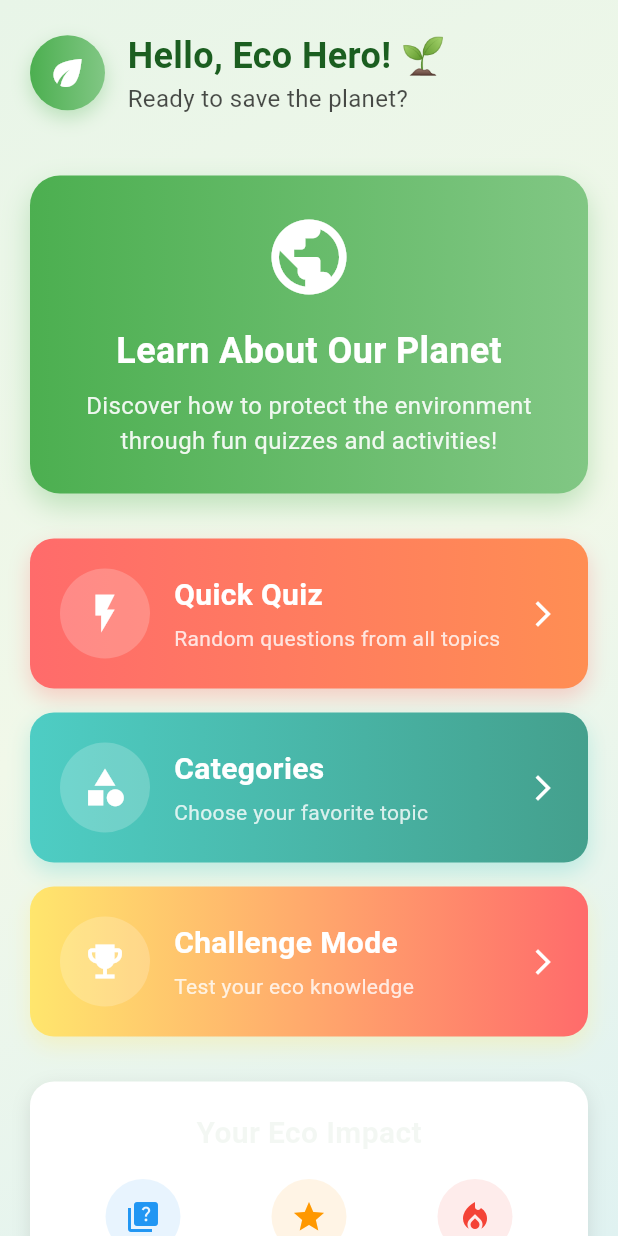
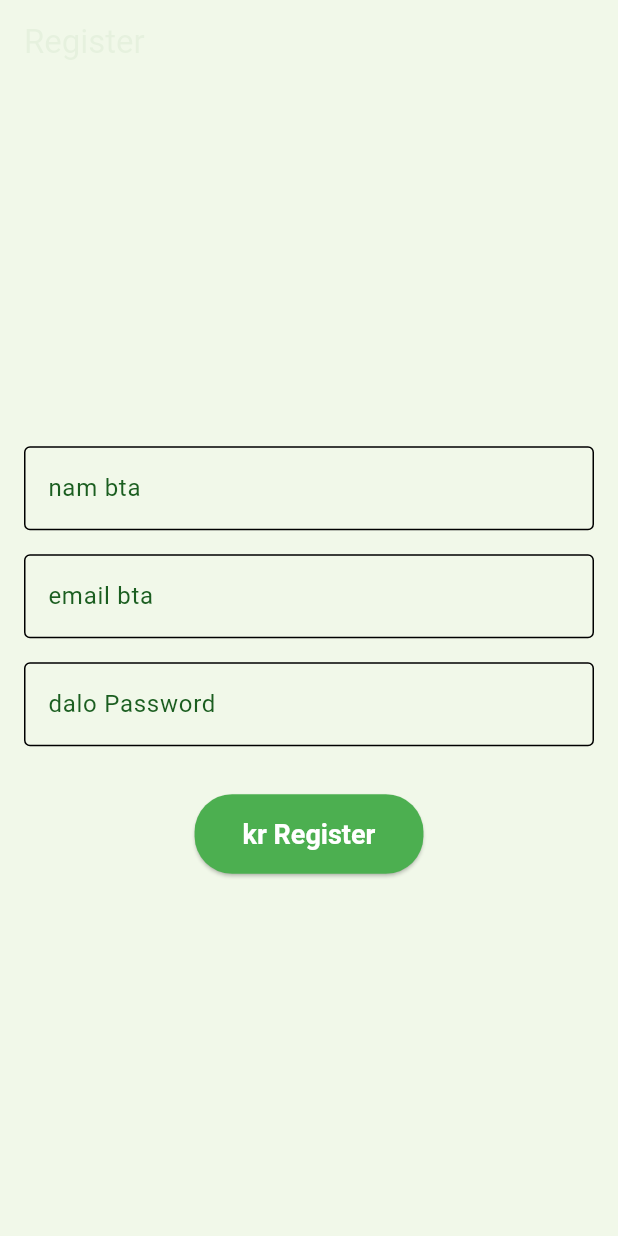
Before and after one commit to raj577/ecoquestg, a Flutter app: the screen it shows after launch, on a phone screen of 412 x 824 dp. Run offline on Flutter 3.47's test engine with Material 3 defaults, Android fonts, the phone set to English and light mode, and no system bars; drawn by our look-alikes of flutter_animate; our stand-ins replace animated_text_kit, confetti, flutter_staggered_animations; Roboto replaces fonts that are missing (ComicNeue).

```diff
--- /dev/null
+++ b/lib/screens/login_screen.dart
@@ -0,0 +1,140 @@
+import 'package:flutter/material.dart';
+
+
+
+
+
+class RegistrationFormUI extends StatelessWidget {
+  final GlobalKey<FormState> formKey;
+  final TextEditingController nameController;
+  final TextEditingController emailController;
+  final TextEditingController passwordController;
+  final VoidCallback onRegister;
+
+  const RegistrationFormUI({
+    super.key,
+    required this.formKey,
+    required this.nameController,
+    required this.emailController,
+    required this.passwordController,
+    required this.onRegister,
+  });
+
+  @override
+  Widget build(BuildContext context) {
+    return Form(
+      key: formKey,
+      child: Column(
+        mainAxisAlignment: MainAxisAlignment.center,
+        children: <Widget>[
+          TextFormField(
+            controller: nameController,
+            decoration: const InputDecoration(
+              labelText: 'nam bta',
+              border: OutlineInputBorder(),
+            ),
+            validator: (value) {
+              if (value == null || value.isEmpty) {
+                return 'nam bta';
+              }
+              return null;
+            },
+          ),
+          const SizedBox(height: 16),
+          TextFormField(
+            controller: emailController,
+            decoration: const InputDecoration(
+              labelText: 'email bta',
+              border: OutlineInputBorder(),
+            ),
+            keyboardType: TextInputType.emailAddress,
+            validator: (value) {
+              if (value == null || value.isEmpty) {
+                return 'nam bta';
+              }
+              return null;
+            },
+          ),
+          const SizedBox(height: 16),
+          TextFormField(
+            controller: passwordController,
+            obscureText: true,
+            decoration: const InputDecoration(
+              labelText: 'dalo Password',
+              border: OutlineInputBorder(),
+            ),
+            validator: (value) {
+              if (value == null || value.isEmpty) {
+                return 'Please enter a password';
+              }
+              if (value.length < 6) {
+                return 'Password must be at least 6 characters long';
+              }
+              return null;
+            },
+          ),
+          const SizedBox(height: 32),
+          ElevatedButton(
+            onPressed: onRegister,
+            child: const Text('kr Register'),
+          ),
+        ],
+      ),
+    );
+  }
+}
+
+
+class RegistrationPage extends StatefulWidget {
+  const RegistrationPage({super.key});
+
+  @override
+  State<RegistrationPage> createState() => _RegistrationPageState();
+}
+
+class _RegistrationPageState extends State<RegistrationPage> {
+  final _formKey = GlobalKey<FormState>();
+  final _nameController = TextEditingController();
+  final _emailController = TextEditingController();
+  final _passwordController = TextEditingController();
+
+  void _handleRegistration() {
+    if (_formKey.currentState!.validate()) {
+
+      final name = _nameController.text;
+      final email = _emailController.text;
+      final password = _passwordController.text;
+
+      print('Name: $name, Email: $email, Password: $password');
+
+      ScaffoldMessenger.of(context).showSnackBar(
+        const SnackBar(content: Text('Registration successful!')),
+      );
+    }
+  }
+
+  @override
+  void dispose() {
+    _nameController.dispose();
+    _emailController.dispose();
+    _passwordController.dispose();
+    super.dispose();
+  }
+
+  @override
+  Widget build(BuildContext context) {
+    return Scaffold(
+      appBar: AppBar(title: const Text('Register')),
+      body: Padding(
+        padding: const EdgeInsets.all(16.0),
+        child: RegistrationFormUI(
+          formKey: _formKey,
+          nameController: _nameController,
+          emailController: _emailController,
+          passwordController: _passwordController,
+          onRegister: _handleRegistration,
+        ),
+      ),
+    );
+  }
+}
--- a/lib/screens/splash_screen.dart
+++ b/lib/screens/splash_screen.dart
@@ -2,6 +2,8 @@ import 'package:flutter/material.dart';
 import 'package:animated_text_kit/animated_text_kit.dart';
 import 'package:flutter_animate/flutter_animate.dart';
 import 'home_screen.dart';
+import 'login_screen.dart';
+
 
 class SplashScreen extends StatefulWidget {
   const SplashScreen({super.key});
@@ -48,7 +50,9 @@ class _SplashScreenState extends State<SplashScreen>
         Navigator.of(context).pushReplacement(
           PageRouteBuilder(
             pageBuilder: (context, animation, secondaryAnimation) =>
-                const HomeScreen(),
+                const RegistrationPage(
+
+                ),
             transitionsBuilder:
                 (context, animation, secondaryAnimation, child) {
               return FadeTransition(opacity: animation, child: child);
```
